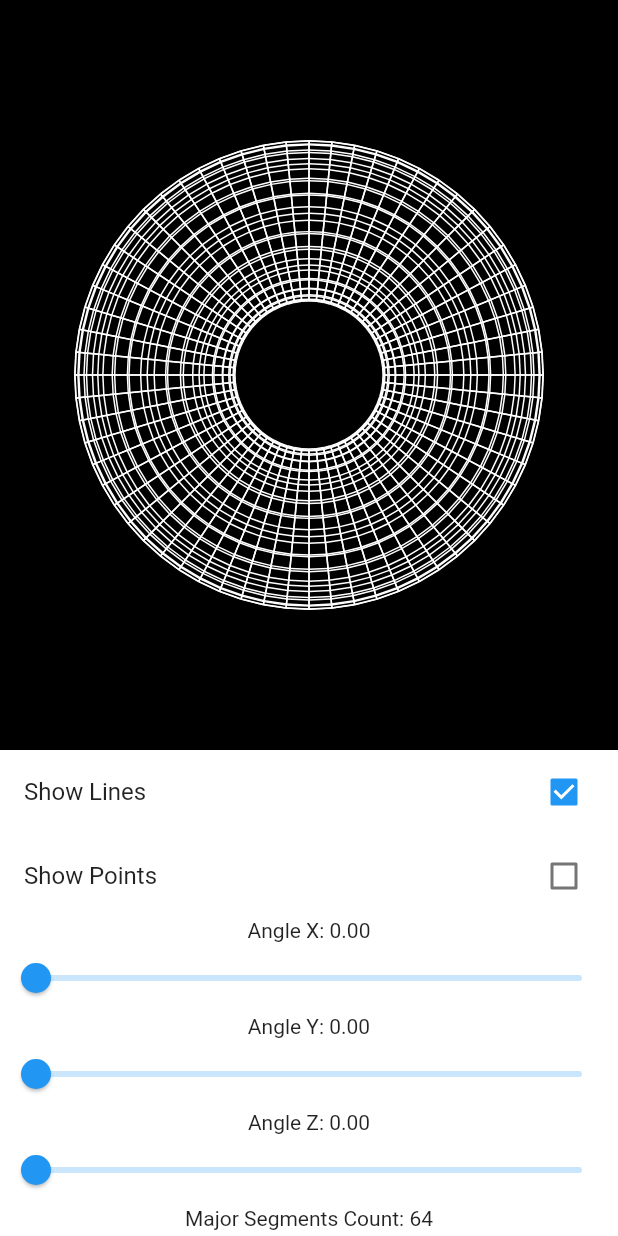
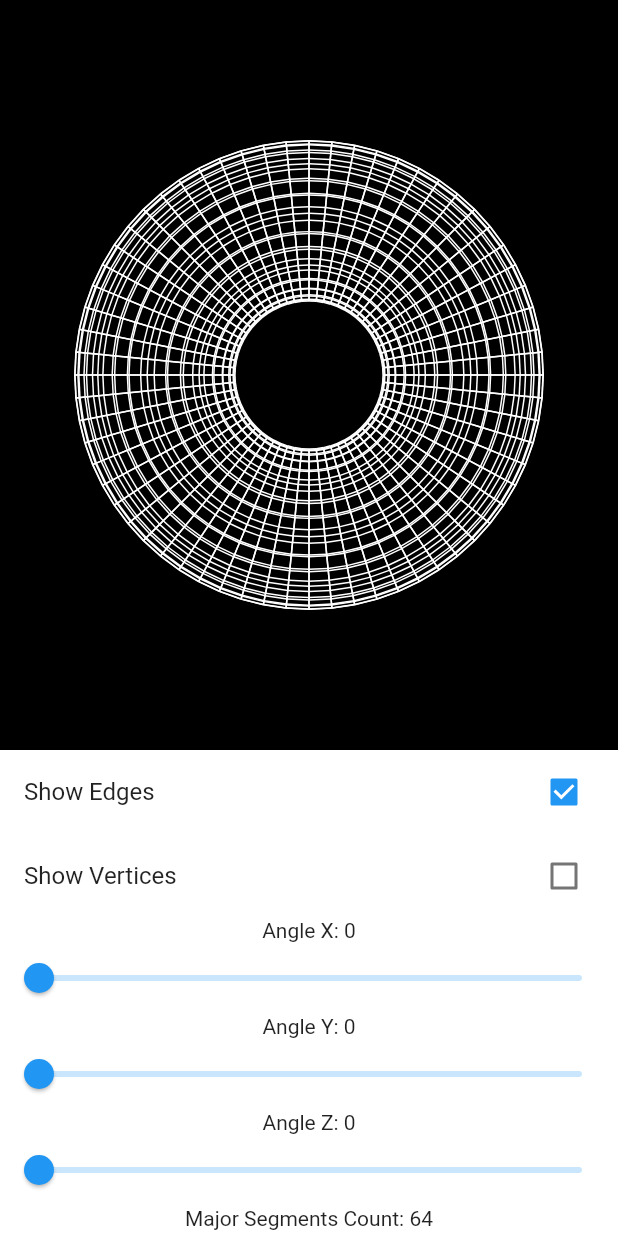
Before and after one commit to hamed-rezaee/flutter_3d_rendering, a Flutter app: the screen it shows after launch, on a phone screen of 412 x 824 dp. Run offline on Flutter 3.47's test engine with Material 2 defaults, Android fonts, the phone set to English and light mode, and no system bars.

Commit message:
convert slider label values to degree

```diff
--- /dev/null
+++ b/lib/helpers.dart
@@ -0,0 +1,3 @@
+import 'dart:math';
+
+double radiansToDegrees(double radians) => radians * 180 / pi;
--- a/lib/main.dart
+++ b/lib/main.dart
@@ -2,6 +2,7 @@ import 'dart:math';
 
 import 'package:flutter/material.dart';
 
+import 'package:flutter_3d_rendering/helpers.dart';
 import 'package:flutter_3d_rendering/render_painter.dart';
 import 'package:flutter_3d_rendering/shape_renderer/donut_renderer.dart';
 
@@ -61,22 +62,23 @@ class _MainAppState extends State<MainApp> {
 
   Widget _buildShowPoints() => CheckboxListTile(
         value: showPoints,
-        title: const Text('Show Points'),
+        title: const Text('Show Vertices'),
         onChanged: (_) => setState(() => showPoints = !showPoints),
       );
 
   Widget _buildShowLines() => CheckboxListTile(
         value: !showPoints,
-        title: const Text('Show Lines'),
+        title: const Text('Show Edges'),
         onChanged: (_) => setState(() => showPoints = !showPoints),
       );
 
   Widget _buildAngleXSlider() => Column(
         children: <Widget>[
-          Text('Angle X: ${angleX.toStringAsFixed(2)}'),
+          Text('Angle X: ${radiansToDegrees(angleX).toStringAsFixed(0)}'),
           Slider(
+            divisions: 360,
             value: angleX,
-            max: pi,
+            max: 2 * pi,
             onChanged: (double value) => setState(() => angleX = value),
           ),
         ],
@@ -84,10 +86,11 @@ class _MainAppState extends State<MainApp> {
 
   Widget _buildAngleYSlider() => Column(
         children: <Widget>[
-          Text('Angle Y: ${angleY.toStringAsFixed(2)}'),
+          Text('Angle Y: ${radiansToDegrees(angleY).toStringAsFixed(0)}'),
           Slider(
+            divisions: 360,
             value: angleY,
-            max: pi,
+            max: 2 * pi,
             onChanged: (double value) => setState(() => angleY = value),
           ),
         ],
@@ -95,10 +98,11 @@ class _MainAppState extends State<MainApp> {
 
   Widget _buildAngleZSlider() => Column(
         children: <Widget>[
-          Text('Angle Z: ${angleZ.toStringAsFixed(2)}'),
+          Text('Angle Z: ${radiansToDegrees(angleZ).toStringAsFixed(0)}'),
           Slider(
+            divisions: 360,
             value: angleZ,
-            max: pi,
+            max: 2 * pi,
             onChanged: (double value) => setState(() => angleZ = value),
           ),
         ],
--- a/pubspec.yaml
+++ b/pubspec.yaml
@@ -5,7 +5,7 @@ publish_to: "none"
 version: 0.1.0
 
 environment:
-  sdk: ">=3.0.3 <4.0.0"
+  sdk: ">=3.0.0 <4.0.0"
 
 dependencies:
   flutter:
```
Also changed, not shown: pubspec.lock.
